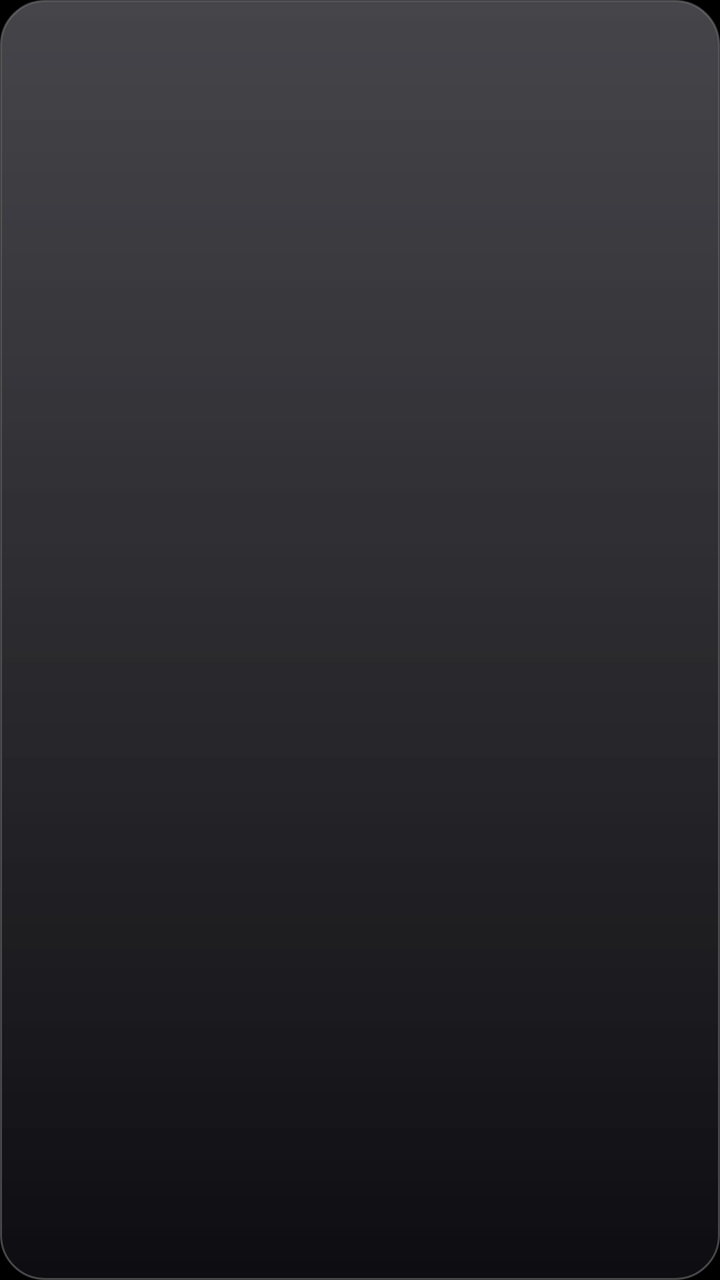
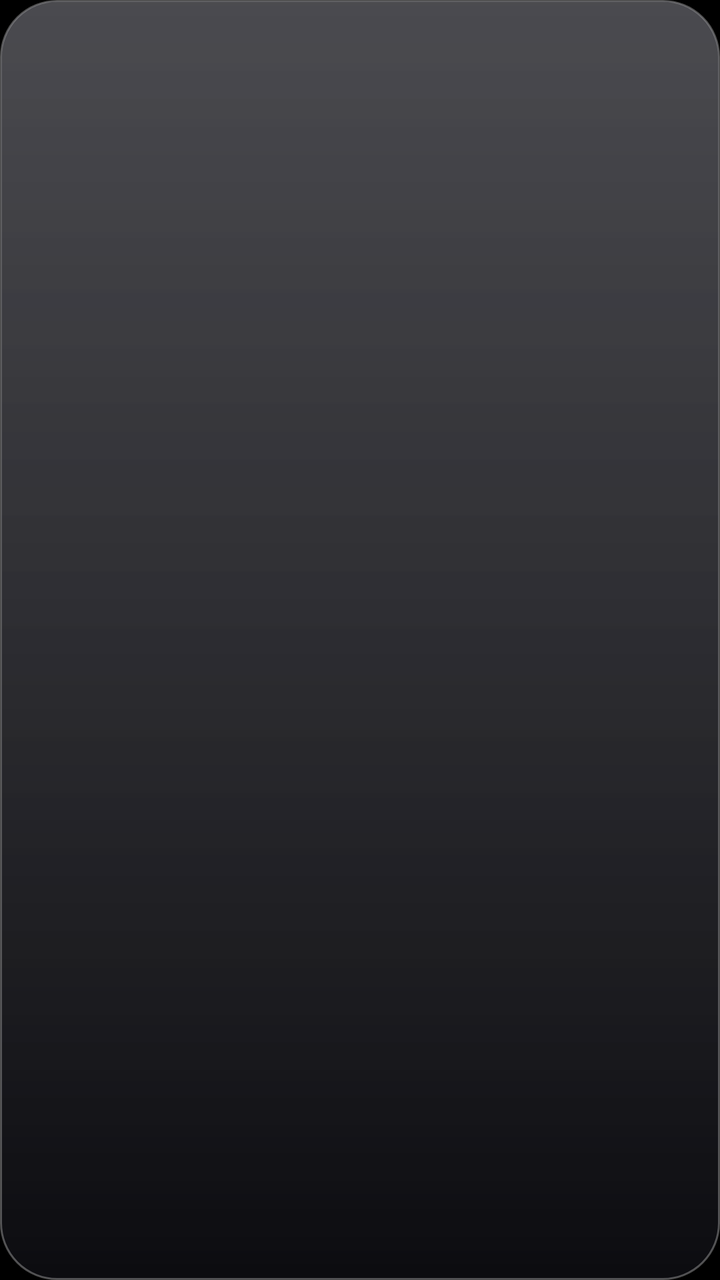

An Android layout rendered at two revisions. The XML below is the earlier revision; the diff shows what the commit changed to produce the second picture.
<!-- AndroidManifest.xml: application theme Theme.TvHome -->
<!-- res/layout/popup_photos.xml -->
<?xml version="1.0" encoding="utf-8"?>
<LinearLayout xmlns:android="http://schemas.android.com/apk/res/android"
    android:id="@+id/panel"
    android:layout_width="match_parent"
    android:layout_height="wrap_content"
    android:orientation="vertical"
    android:background="@drawable/glass_panel"
    android:padding="6dp"
    android:elevation="12dp">

    <TextView
        android:id="@+id/photosTitle"
        android:layout_width="match_parent"
        android:layout_height="wrap_content"
        android:paddingLeft="10dp"
        android:paddingStart="10dp"
        android:paddingRight="10dp"
        android:paddingEnd="10dp"
        android:paddingTop="6dp"
        android:paddingBottom="6dp"
        android:textColor="#D9FFFFFF"
        android:textSize="13sp"
        android:textAllCaps="false"
        android:fontFamily="@font/outfit"
        android:fontVariationSettings="'wght' 600" />

    <LinearLayout
        android:id="@+id/photoRows"
        android:layout_width="match_parent"
        android:layout_height="wrap_content"
        android:orientation="vertical" />
</LinearLayout>
<!-- resources referenced by this layout -->
<resources>
  <!-- drawable glass_panel (drawable) -->
  <?xml version="1.0" encoding="utf-8"?>
  <layer-list xmlns:android="http://schemas.android.com/apk/res/android">
      <item>
          <shape android:shape="rectangle">
              <gradient android:angle="270" android:startColor="#F226262C" android:endColor="#FA0E0E12" />
              <stroke android:width="1dp" android:color="#40FFFFFF" />
              <corners android:radius="22dp" />
          </shape>
      </item>
      <item android:top="1dp" android:left="1dp" android:right="1dp" android:bottom="1dp">
          <shape android:shape="rectangle">
              <gradient android:angle="270" android:startColor="#26FFFFFF" android:endColor="#00FFFFFF" />
              <corners android:radius="21dp" />
          </shape>
      </item>
  </layer-list>
  <style name="Theme.TvHome" parent="android:Theme.Holo.NoActionBar.Fullscreen">
          <item name="android:windowBackground">@android:color/black</item>
          <item name="android:colorBackground">@android:color/black</item>
          <item name="android:windowAnimationStyle">@null</item>
      </style>
</resources>

<!-- the commit's change to res/layout/popup_photos.xml (unified diff, before → after) -->
@@ -1,32 +1,47 @@
 <?xml version="1.0" encoding="utf-8"?>
-<LinearLayout xmlns:android="http://schemas.android.com/apk/res/android"
+<ScrollView xmlns:android="http://schemas.android.com/apk/res/android"
     android:id="@+id/panel"
     android:layout_width="match_parent"
     android:layout_height="wrap_content"
-    android:orientation="vertical"
-    android:background="@drawable/glass_panel"
+    android:background="@drawable/liquid_glass_panel"
     android:padding="6dp"
+    android:scrollbars="none"
+    android:focusable="false"
+    android:descendantFocusability="afterDescendants"
     android:elevation="12dp">
 
-    <TextView
-        android:id="@+id/photosTitle"
+    <LinearLayout
         android:layout_width="match_parent"
         android:layout_height="wrap_content"
-        android:paddingLeft="10dp"
-        android:paddingStart="10dp"
-        android:paddingRight="10dp"
-        android:paddingEnd="10dp"
-        android:paddingTop="6dp"
-        android:paddingBottom="6dp"
-        android:textColor="#D9FFFFFF"
-        android:textSize="13sp"
-        android:textAllCaps="false"
-        android:fontFamily="@font/outfit"
-        android:fontVariationSettings="'wght' 600" />
+        android:orientation="vertical">
 
-    <LinearLayout
-        android:id="@+id/photoRows"
-        android:layout_width="match_parent"
-        android:layout_height="wrap_content"
-        android:orientation="vertical" />
-</LinearLayout>
+        <TextView
+            android:id="@+id/photosTitle"
+            android:layout_width="match_parent"
+            android:layout_height="wrap_content"
+            android:paddingLeft="10dp"
+            android:paddingStart="10dp"
+            android:paddingRight="10dp"
+            android:paddingEnd="10dp"
+            android:paddingTop="6dp"
+            android:paddingBottom="6dp"
+            android:textColor="#E6111114"
+            android:textSize="13sp"
+            android:textAllCaps="false"
+            android:fontFamily="@font/outfit"
+            android:fontVariationSettings="'wght' 600" />
+
+        
+        <LinearLayout
+            android:id="@+id/photoActions"
+            android:layout_width="match_parent"
+            android:layout_height="wrap_content"
+            android:orientation="vertical" />
+
+        <LinearLayout
+            android:id="@+id/photoRows"
+            android:layout_width="match_parent"
+            android:layout_height="wrap_content"
+            android:orientation="vertical" />
+    </LinearLayout>
+</ScrollView>
<!-- resource entries referenced after the edit -->
@@ -1,19 +1,19 @@
 <!-- resources referenced by this layout -->
 <resources>
-  <!-- drawable glass_panel (drawable) -->
+  <!-- drawable liquid_glass_panel (drawable) -->
   <?xml version="1.0" encoding="utf-8"?>
   <layer-list xmlns:android="http://schemas.android.com/apk/res/android">
       <item>
           <shape android:shape="rectangle">
-              <gradient android:angle="270" android:startColor="#F226262C" android:endColor="#FA0E0E12" />
-              <stroke android:width="1dp" android:color="#40FFFFFF" />
-              <corners android:radius="22dp" />
+              <gradient android:angle="270" android:startColor="#F524242A" android:endColor="#FF0C0C10" />
+              <stroke android:width="1dp" android:color="#4DFFFFFF" />
+              <corners android:radius="28dp" />
           </shape>
       </item>
       <item android:top="1dp" android:left="1dp" android:right="1dp" android:bottom="1dp">
           <shape android:shape="rectangle">
-              <gradient android:angle="270" android:startColor="#26FFFFFF" android:endColor="#00FFFFFF" />
-              <corners android:radius="21dp" />
+              <gradient android:angle="270" android:startColor="#2EFFFFFF" android:endColor="#00FFFFFF" />
+              <corners android:radius="27dp" />
           </shape>
       </item>
   </layer-list>
